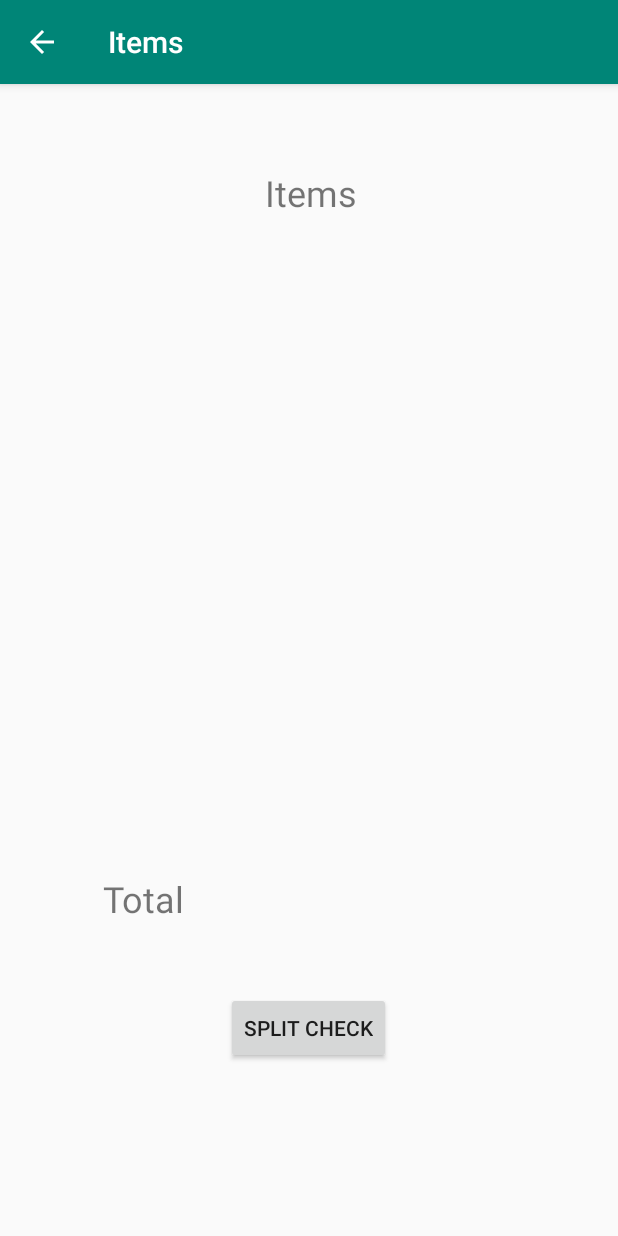
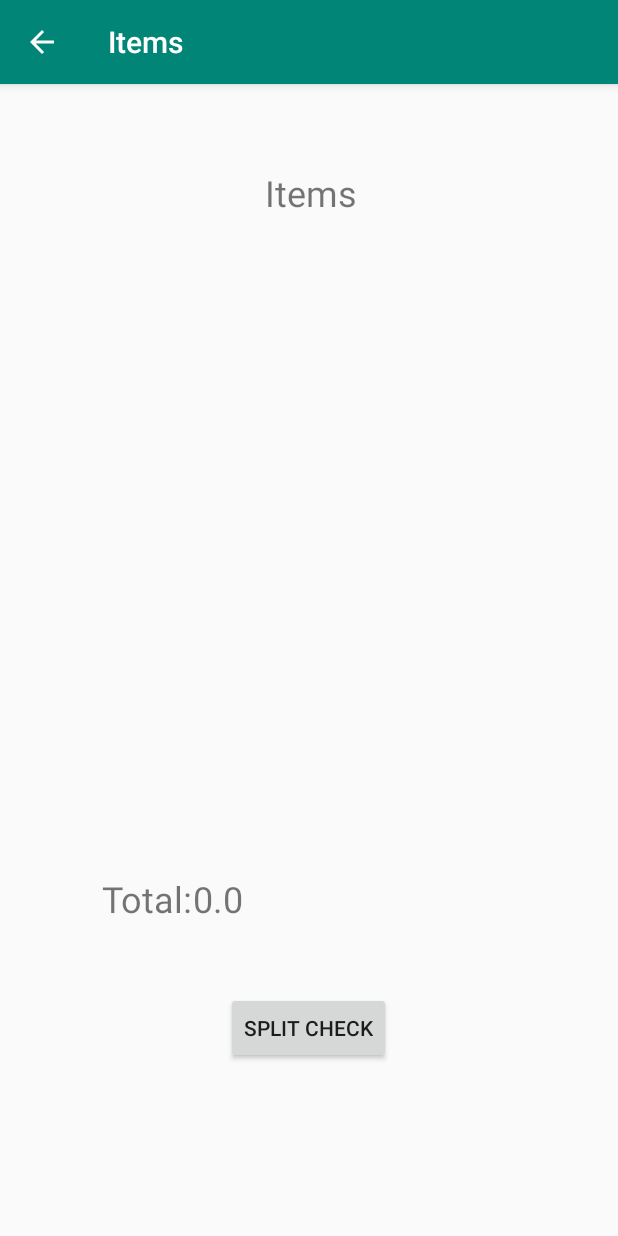
Before and after one commit to willardperalta/ics466, an Android app: the TaxAndTip screen opened directly, with no data from a screen before it, after a tap on "TOTAL", on a phone screen of 412 x 824 dp. Run offline under Robolectric (Android 15) with nearby library versions, the phone set to English and light mode, and no system bars; 1 statement that could not run was skipped.

Commit message:
created getTotal method, but cannot get cost ArrayList to work

```diff
--- a/OneCheck/app/src/main/java/com/example/onecheck/AddItems.java
+++ b/OneCheck/app/src/main/java/com/example/onecheck/AddItems.java
@@ -13,7 +13,7 @@ import java.util.ArrayList;
 public class AddItems extends AppCompatActivity {
 
     ArrayList<String> items = new ArrayList<>();
-    ArrayList<Float> cost = new ArrayList<>();
+    ArrayList<Double> cost = new ArrayList<>();
     Button addButton;
     EditText itemEdit;
     EditText costEdit;
@@ -33,7 +33,7 @@ public class AddItems extends AppCompatActivity {
                     public void onClick(View view)
                     {
                         String itemInputString = itemEdit.getText().toString();
-                        float costInput = (float)costEdit.getInputType();
+                        double costInput = (double) costEdit.getInputType();
 
                         items.add(itemInputString);
                         cost.add(costInput);
@@ -44,6 +44,7 @@ public class AddItems extends AppCompatActivity {
     public void launchTaxAndTipActivity(View view) {
         Intent intent = new Intent(this, TaxAndTip.class);
         intent.putExtra("key", items);
+        intent.putExtra("key2", items);
         startActivity(intent);
     }
 }
--- a/OneCheck/app/src/main/java/com/example/onecheck/Items.java
+++ b/OneCheck/app/src/main/java/com/example/onecheck/Items.java
@@ -9,29 +9,59 @@ import android.os.Bundle;
 import android.view.View;
 import android.widget.Button;
 import android.widget.EditText;
+import android.widget.TextView;
 
 import java.util.ArrayList;
 
 public class Items extends AppCompatActivity {
 
+    double tax;
+    double tip;
+    double total;
+    String totalText;
     MyRecyclerViewAdapter adapter;
     ArrayList<String> items = new ArrayList<>();
-    ArrayList<Float> cost = new ArrayList<>();
+    ArrayList<Double> cost = new ArrayList<>();
 
     @Override
     protected void onCreate(Bundle savedInstanceState) {
         super.onCreate(savedInstanceState);
         setContentView(R.layout.activity_items);
 
-        /* Get the items ArrayList using an intent method */
+        /* Get the items and cost ArrayList and the tax and tip using an intent method */
         Intent listIntent = getIntent();
         items = (ArrayList<String>) listIntent.getSerializableExtra("key");
+        cost = (ArrayList<Double>) listIntent.getSerializableExtra("key2");
+
 
         // set up the RecyclerView
         RecyclerView recyclerView = findViewById(R.id.itemsView);
         recyclerView.setLayoutManager(new LinearLayoutManager(this));
         adapter = new MyRecyclerViewAdapter(this, items);
         recyclerView.setAdapter(adapter);
+
+        //total = getTotal(tax, tip, cost);
+
+        //displays total
+        totalText = Double.toString(total);
+        TextView textView = (TextView) findViewById(R.id.totalValue);
+        textView.setText(totalText);
+    }
+
+    public double getTotal(double tax, double tip, ArrayList<Double> costItems)
+    {
+        double thisTotal = 0;
+
+        for (int i = 0; i < costItems.size(); i++) {
+            thisTotal += costItems.get(i);
+        }
+
+        //tax = tax / 100;
+        //tip = tip / 100;
+        //thisTotal *= (1 + tax);
+        //thisTotal *= (1 + tip);
+
+        return thisTotal;
     }
 
     public void launchPeopleActivity(View view) {
--- a/OneCheck/app/src/main/java/com/example/onecheck/TaxAndTip.java
+++ b/OneCheck/app/src/main/java/com/example/onecheck/TaxAndTip.java
@@ -7,14 +7,16 @@ import android.os.Bundle;
 import android.view.View;
 import android.widget.Button;
 import android.widget.EditText;
+import android.widget.TextView;
 
 import java.util.ArrayList;
 
 public class TaxAndTip extends AppCompatActivity {
 
-    float tax;
-    float tip;
+    double tax;
+    double tip;
     ArrayList<String> items = new ArrayList<>();
+    ArrayList<Double> cost = new ArrayList<>();
     Button totalButton;
     EditText taxEdit;
     EditText tipEdit;
@@ -28,17 +30,25 @@ public class TaxAndTip extends AppCompatActivity {
         taxEdit = (EditText) findViewById(R.id.taxEdit);
         tipEdit = (EditText) findViewById(R.id.tipEdit);
 
-        tax = (float)taxEdit.getInputType();
-        tip = (float)tipEdit.getInputType();
+        tax = (double) taxEdit.getInputType();
+        tax = (double) taxEdit.getInputType();
+        tip = (double) tipEdit.getInputType();
 
-        /* Get the items ArrayList using an intent method */
+        /* Get the items and cost ArrayList using an intent method */
         Intent listIntent = getIntent();
         items = (ArrayList<String>) listIntent.getSerializableExtra("key");
+        cost = (ArrayList<Double>) listIntent.getSerializableExtra("key2");
+
+        //TextView textView = (TextView) findViewById(R.id.totalValue);
+        //textView.setText(Double.toString(cost.get(0)));
     }
 
     public void launchItemsActivity(View view) {
         Intent intent = new Intent(this, Items.class);
         intent.putExtra("key", items);
+        intent.putExtra("key2", items);
+        intent.putExtra("tax", tax);
+        intent.putExtra("tip", tip);
         startActivity(intent);
     }
 }
--- a/OneCheck/app/src/main/res/layout/activity_items.xml
+++ b/OneCheck/app/src/main/res/layout/activity_items.xml
@@ -36,7 +36,7 @@
         android:id="@+id/total"
         android:layout_width="wrap_content"
         android:layout_height="wrap_content"
-        android:text="Total"
+        android:text="Total:"
         android:textSize="24sp"
         app:layout_constraintBottom_toBottomOf="parent"
         app:layout_constraintEnd_toEndOf="parent"
@@ -58,4 +58,15 @@
         app:layout_constraintTop_toTopOf="parent"
         app:layout_constraintVertical_bias="0.841" />
 
+    <TextView
+        android:id="@+id/totalValue"
+        android:layout_width="wrap_content"
+        android:layout_height="wrap_content"
+        android:text="Text"
+        android:textSize="24sp"
+        app:layout_constraintBottom_toBottomOf="parent"
+        app:layout_constraintStart_toEndOf="@+id/total"
+        app:layout_constraintTop_toTopOf="parent"
+        app:layout_constraintVertical_bias="0.716" />
+
 </androidx.constraintlayout.widget.ConstraintLayout>
```
Also changed, not shown: OneCheck/app/src/main/res/layout/activity_tax_and_tip.xml (+11 -0 lines).
